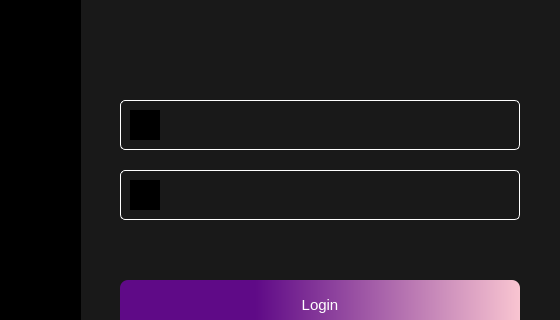
Before: the Qt Designer form UI/login.ui in ansh-dagha/E.D.I.T.H., drawn with Qt 5; both pictures show x 640 to 1200 and y 290 to 610 of the 1200 by 840 pixel window.
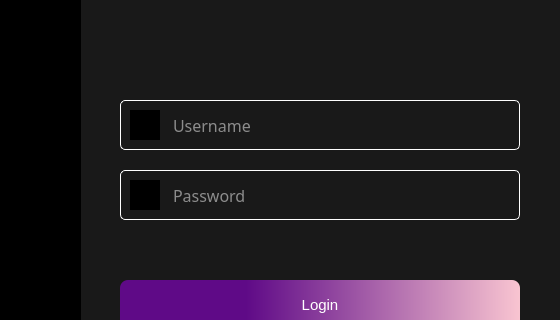
After: the same form once the commit is applied. Icons and pictures are not drawn.

Diff of the .ui file:
```diff
--- a/UI/login.ui
+++ b/UI/login.ui
@@ -91,7 +91,7 @@
    </property>
    <property name="styleSheet">
     <string notr="true">color: white; border-radius: 8;
-background-color: qlineargradient(spread:pad, x1:0.247786, y1:0, x2:1, y2:0, stop:0.121359 rgba(95, 10, 135, 255), stop:1 rgba(249, 197, 209, 255));</string>
+background-color: qlineargradient(spread:pad, x1:0.237786, y1:0, x2:1, y2:0, stop:0.101359 rgba(95, 10, 135, 255), stop:1 rgba(249, 197, 209, 255));</string>
    </property>
    <property name="text">
     <string>Login</string>
@@ -196,6 +196,9 @@
    <property name="echoMode">
     <enum>QLineEdit::Password</enum>
    </property>
+   <property name="placeholderText">
+    <string>Password</string>
+   </property>
   </widget>
   <widget class="QLabel" name="edithLabel">
    <property name="geometry">
@@ -348,6 +351,9 @@
    <property name="text">
     <string/>
    </property>
+   <property name="placeholderText">
+    <string>Username</string>
+   </property>
   </widget>
   <widget class="QLabel" name="user_icon">
    <property name="geometry">
```
